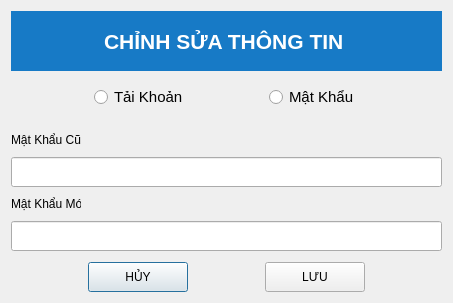
Before: the Qt Designer form QLKH/dialog_edituser.ui in D0ssisme/PYTHON_HOTELMANAGER, drawn with Qt 5.
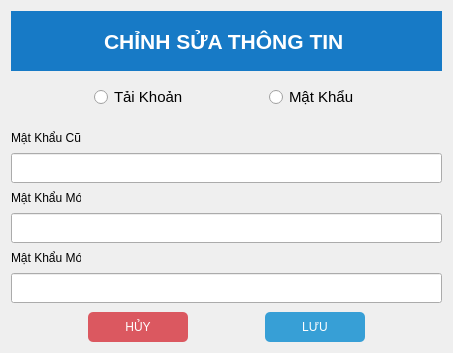
After: the same form once the commit is applied. The open tabs and pages were chosen to show the change.

The edit to the form file:
```diff
--- a/QLKH/dialog_edituser.ui
+++ b/QLKH/dialog_edituser.ui
@@ -7,7 +7,7 @@
     <x>0</x>
     <y>0</y>
     <width>453</width>
-    <height>303</height>
+    <height>353</height>
    </rect>
   </property>
   <property name="windowTitle">
@@ -313,7 +313,30 @@
            </widget>
           </item>
           <item>
-           <widget class="QLineEdit" name="matkhaumoi_input">
+           <widget class="QLineEdit" name="matkhaumoi1_input">
+            <property name="maximumSize">
+             <size>
+              <width>16777215</width>
+              <height>30</height>
+             </size>
+            </property>
+           </widget>
+          </item>
+          <item>
+           <widget class="QLabel" name="label_5">
+            <property name="maximumSize">
+             <size>
+              <width>70</width>
+              <height>30</height>
+             </size>
+            </property>
+            <property name="text">
+             <string>Mật Khẩu Mới</string>
+            </property>
+           </widget>
+          </item>
+          <item>
+           <widget class="QLineEdit" name="matkhaumoi2_input">
             <property name="maximumSize">
              <size>
               <width>16777215</width>
@@ -380,6 +403,17 @@
           <height>16777215</height>
          </size>
         </property>
+        <property name="styleSheet">
+         <string notr="true">QPushButton {
+    background-color:#db5860;
+    color: white;
+    border-radius: 5px;
+    padding: 5px;
+}
+QPushButton:hover {
+    background-color: darkred;
+}</string>
+        </property>
         <property name="text">
          <string>HỦY</string>
         </property>
@@ -412,6 +446,17 @@
           <height>16777215</height>
          </size>
         </property>
+        <property name="styleSheet">
+         <string notr="true">QPushButton {
+    background-color:#379fd6;
+    color: white;
+    border-radius: 5px;
+    padding: 5px;
+}
+QPushButton:hover {
+    background-color: darkred;
+}</string>
+        </property>
         <property name="text">
          <string>LƯU</string>
         </property>
```
Left out of the diff: 6 changed lines with no effect on the pictures.
